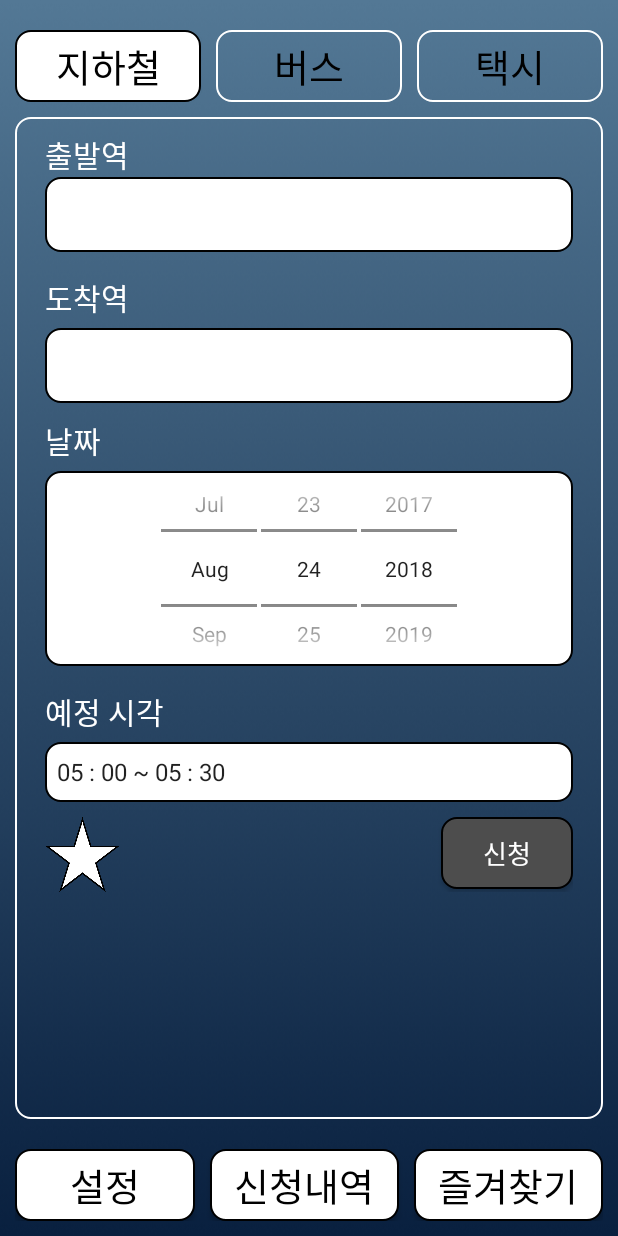
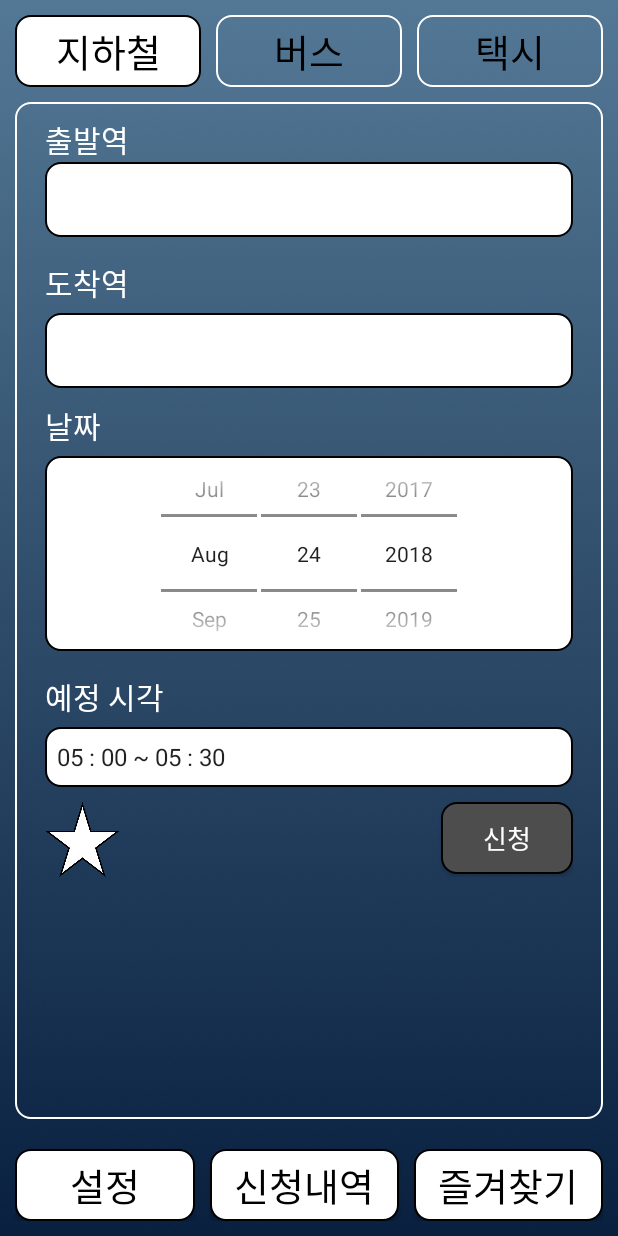
Before and after one commit to seungmin-lee/leejangkim, an Android app: the MainActivity screen opened directly, with no data from a screen before it, on a phone screen of 412 x 824 dp. Run offline under Robolectric (Android 15) with nearby library versions, the phone set to English and light mode, and no system bars; our stand-ins replace ButterKnife; libraries missing offline, so code that uses them is left out: com.squareup.otto; 1 statement that could not run was skipped.

Commit message:
main margin 원상복귀

```diff
--- a/app/src/main/res/layout/activity_main.xml
+++ b/app/src/main/res/layout/activity_main.xml
@@ -14,7 +14,7 @@
         android:layout_height="wrap_content"
         android:layout_marginLeft="10dp"
         android:layout_marginRight="10dp"
-        android:layout_marginTop="20dp"
+        android:layout_marginTop="10dp"
 
         >
 
```
